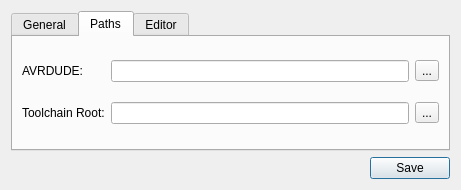
First picture: the form in settings.ui, repository Barcley1990/QtAVR, before the edit.
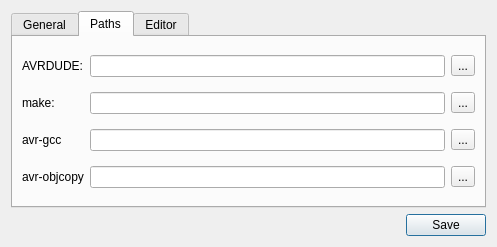
Second picture: the form after the edit.

Commit message: added new lineinputs for paths to make, avrgcc and objcpy

```diff
--- a/settings.ui
+++ b/settings.ui
@@ -6,8 +6,8 @@
    <rect>
     <x>0</x>
     <y>0</y>
-    <width>461</width>
-    <height>190</height>
+    <width>497</width>
+    <height>247</height>
    </rect>
   </property>
   <property name="windowTitle">
@@ -31,8 +31,22 @@
       <layout class="QHBoxLayout" name="horizontalLayout">
        <item>
         <layout class="QGridLayout" name="gridLayout">
-         <item row="0" column="1">
-          <widget class="QLineEdit" name="lineEditPathAvrdude"/>
+         <item row="2" column="1">
+          <widget class="QLineEdit" name="lineEditPathAVRGCC"/>
+         </item>
+         <item row="2" column="0">
+          <widget class="QLabel" name="label_5">
+           <property name="text">
+            <string>avr-gcc</string>
+           </property>
+          </widget>
+         </item>
+         <item row="1" column="0">
+          <widget class="QLabel" name="label_2">
+           <property name="text">
+            <string>make:</string>
+           </property>
+          </widget>
          </item>
          <item row="1" column="2">
           <widget class="QToolButton" name="toolButtonPathToolchainRoot">
@@ -41,6 +55,26 @@
            </property>
           </widget>
          </item>
+         <item row="0" column="2">
+          <widget class="QToolButton" name="toolButtonPathAvrdude">
+           <property name="text">
+            <string>...</string>
+           </property>
+          </widget>
+         </item>
+         <item row="0" column="1">
+          <widget class="QLineEdit" name="lineEditPathAvrdude"/>
+         </item>
+         <item row="1" column="1">
+          <widget class="QLineEdit" name="lineEditPathToolchainRoot"/>
+         </item>
+         <item row="3" column="0">
+          <widget class="QLabel" name="label_6">
+           <property name="text">
+            <string>avr-objcopy</string>
+           </property>
+          </widget>
+         </item>
          <item row="0" column="0">
           <widget class="QLabel" name="label">
            <property name="text">
@@ -48,20 +82,20 @@
            </property>
           </widget>
          </item>
-         <item row="1" column="1">
-          <widget class="QLineEdit" name="lineEditPathToolchainRoot"/>
+         <item row="3" column="1">
+          <widget class="QLineEdit" name="lineEditPathAVROBJCPY"/>
          </item>
-         <item row="0" column="2">
-          <widget class="QToolButton" name="toolButtonPathAvrdude">
+         <item row="2" column="2">
+          <widget class="QToolButton" name="toolButtonPathAVRGCC">
            <property name="text">
             <string>...</string>
            </property>
           </widget>
          </item>
-         <item row="1" column="0">
-          <widget class="QLabel" name="label_2">
+         <item row="3" column="2">
+          <widget class="QToolButton" name="toolButtonPathAVROBJCPY">
            <property name="text">
-            <string>Toolchain Root:</string>
+            <string>...</string>
            </property>
           </widget>
          </item>
```
The commit also changes 2 other files.
